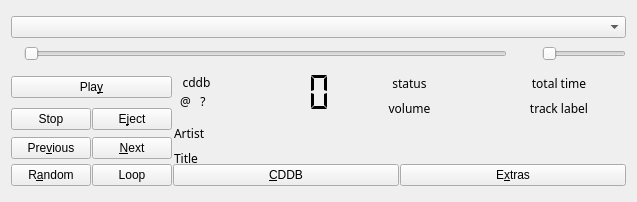
Qt form panel.ui (KDE/kscd) before a commit.
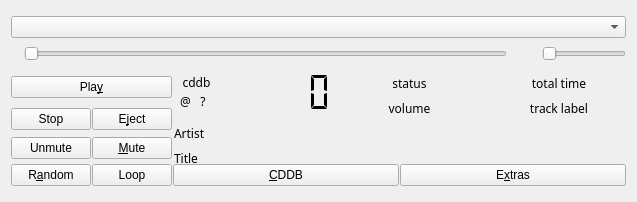
The same form after that commit. Custom widgets are drawn as their Qt base class.

What changed in the file:
```diff
--- a/panel.ui
+++ b/panel.ui
@@ -504,7 +504,7 @@
           </sizepolicy>
          </property>
          <property name="text" >
-          <string>&amp;Next</string>
+          <string>&amp;Mute</string>
          </property>
          <property name="flat" >
           <bool>false</bool>
@@ -520,7 +520,7 @@
           </sizepolicy>
          </property>
          <property name="text" >
-          <string>Pre&amp;vious</string>
+          <string>Unmute</string>
          </property>
          <property name="flat" >
           <bool>false</bool>
```
